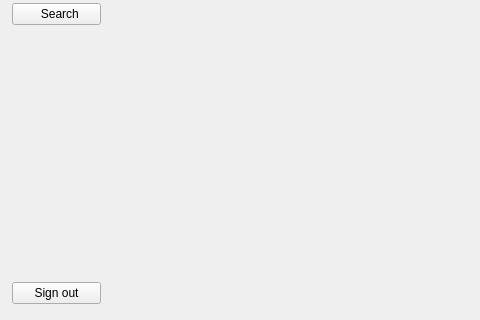
This is ui/main_window.ui in eliran-ovadia/demo-exchange-desktop as Qt 5 draws it before an edit; both pictures show x 0 to 480 and y 400 to 720 of the 1100 by 720 pixel window. The edited form follows.
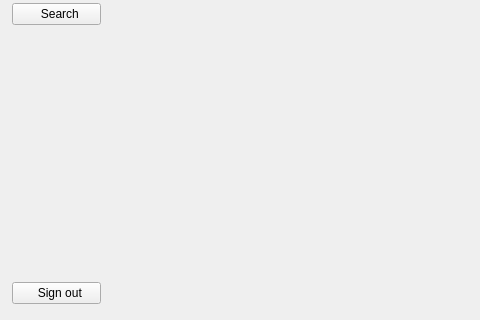
This is the edited form.

```diff
--- a/ui/main_window.ui
+++ b/ui/main_window.ui
@@ -95,8 +95,8 @@
        </item>
        <item>
         <widget class="QPushButton" name="logoutButton">
-         <property name="objectName"><string>btnGhost</string></property>
-         <property name="text"><string>Sign out</string></property>
+         <property name="objectName"><string>navItem</string></property>
+         <property name="text"><string>  Sign out</string></property>
         </widget>
        </item>
       </layout>
```
